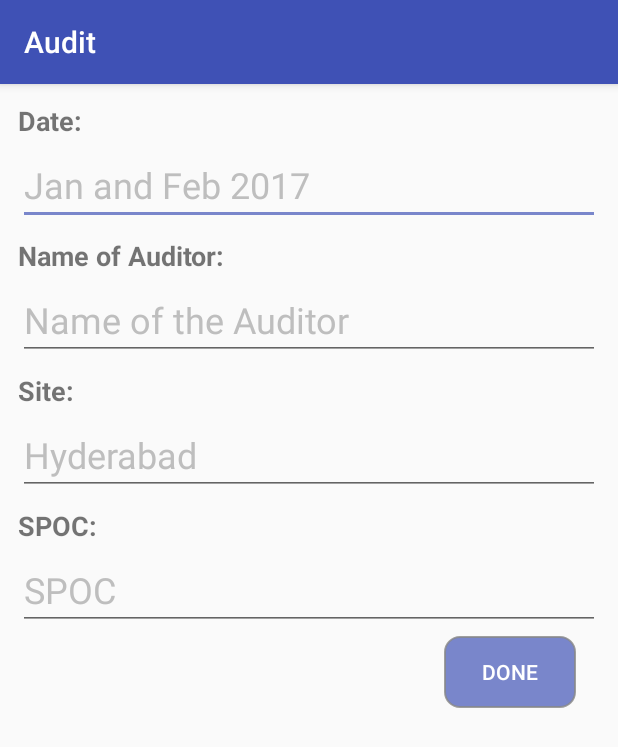
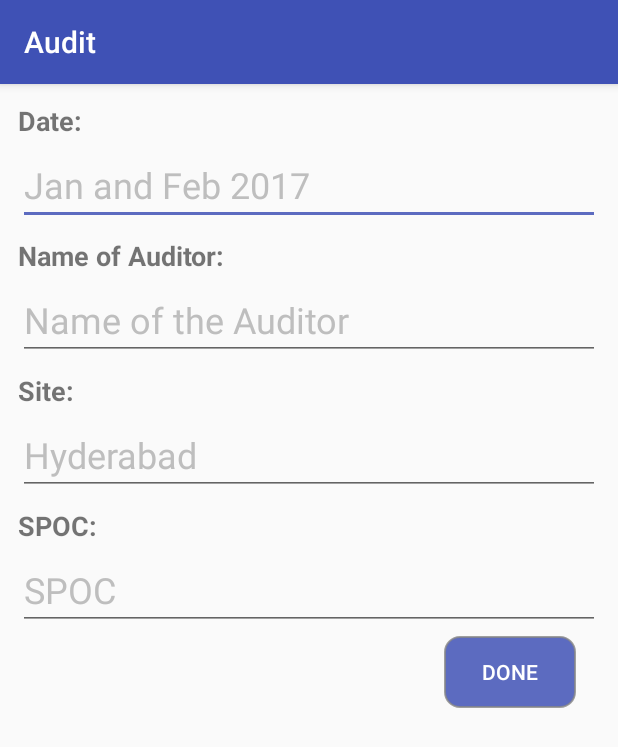
Before and after one commit to kamalakarrao/Audit, an Android app: the screen it shows after launch (AuditDetails), after a tap on an icon or button, on a phone screen of 412 x 824 dp. Shown: the top 747 px of the screen. Run offline under Robolectric (Android 15) with nearby library versions, the phone set to English and light mode, and no system bars.

Commit message:
Changes have been made!

```diff
--- a/app/src/main/java/com/hksapps/audit/FirstScreen.java
+++ b/app/src/main/java/com/hksapps/audit/FirstScreen.java
@@ -3,6 +3,7 @@ package com.hksapps.audit;
 import android.content.Intent;
 import android.content.SharedPreferences;
 import android.os.Bundle;
+import android.os.Environment;
 import android.support.design.widget.FloatingActionButton;
 import android.support.v7.app.AppCompatActivity;
 import android.support.v7.widget.Toolbar;
@@ -10,6 +11,7 @@ import android.view.View;
 import android.widget.LinearLayout;
 import android.widget.TextView;
 
+import java.io.File;
 import java.util.ArrayList;
 import java.util.HashSet;
 import java.util.Iterator;
@@ -27,6 +29,9 @@ public class FirstScreen extends AppCompatActivity {
         Toolbar toolbar = (Toolbar) findViewById(R.id.toolbar);
         setSupportActionBar(toolbar);
 
+
+        File myDir = new File(Environment.getExternalStorageDirectory(), "Audit Checklists");
+        myDir.mkdir();
 
 
         LinearLayout linear = (LinearLayout) findViewById(R.id.linear);
--- a/app/src/main/java/com/hksapps/audit/MainActivity.java
+++ b/app/src/main/java/com/hksapps/audit/MainActivity.java
@@ -6,6 +6,7 @@ import android.content.SharedPreferences;
 import android.content.pm.PackageManager;
 import android.os.Build;
 import android.os.Bundle;
+import android.os.Environment;
 import android.support.v4.app.ActivityCompat;
 import android.support.v7.app.AppCompatActivity;
 import android.view.View;
@@ -153,7 +154,7 @@ public class MainActivity extends AppCompatActivity {
                 if (isStoragePermissionGranted()) {
 
 
-                    SQLiteToExcel sqliteToExcel = new SQLiteToExcel(MainActivity.this, databaseName);
+                    SQLiteToExcel sqliteToExcel = new SQLiteToExcel(MainActivity.this, databaseName, Environment.getExternalStorageDirectory().getAbsolutePath() + "/Audit Checklists/");
                     sqliteToExcel.exportAllTables(databaseName + "_Excel.xlsx", new SQLiteToExcel.ExportListener() {
                         @Override
                         public void onStart() {
--- a/app/src/main/java/com/hksapps/audit/ReviewScreen.java
+++ b/app/src/main/java/com/hksapps/audit/ReviewScreen.java
@@ -6,6 +6,7 @@ import android.content.SharedPreferences;
 import android.content.pm.PackageManager;
 import android.os.Build;
 import android.os.Bundle;
+import android.os.Environment;
 import android.support.v4.app.ActivityCompat;
 import android.support.v7.app.AppCompatActivity;
 import android.util.Log;
@@ -195,7 +196,7 @@ public class ReviewScreen extends AppCompatActivity {
         if (isStoragePermissionGranted()) {
 
 
-            SQLiteToExcel sqliteToExcel = new SQLiteToExcel(ReviewScreen.this, databaseName);
+            SQLiteToExcel sqliteToExcel = new SQLiteToExcel(ReviewScreen.this, databaseName, Environment.getExternalStorageDirectory().getAbsolutePath() + "/Audit Checklists/");
             sqliteToExcel.exportSingleTable(t_name, t_name + "_" + databaseName + ".xlsx", new SQLiteToExcel.ExportListener() {
                 @Override
                 public void onStart() {
--- a/app/src/main/res/values/colors.xml
+++ b/app/src/main/res/values/colors.xml
@@ -2,5 +2,5 @@
 <resources>
     <color name="colorPrimary">#3F51B5</color>
     <color name="colorPrimaryDark">#303F9F</color>
-    <color name="colorAccent">#7986CB</color>
+    <color name="colorAccent">#5C6BC0</color>
 </resources>
```
